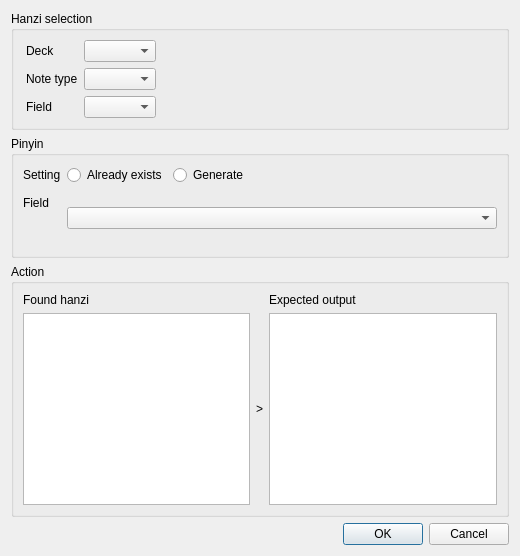
First picture: the form in Ruby.ui, repository ericahn/anki-chinese, before the edit.
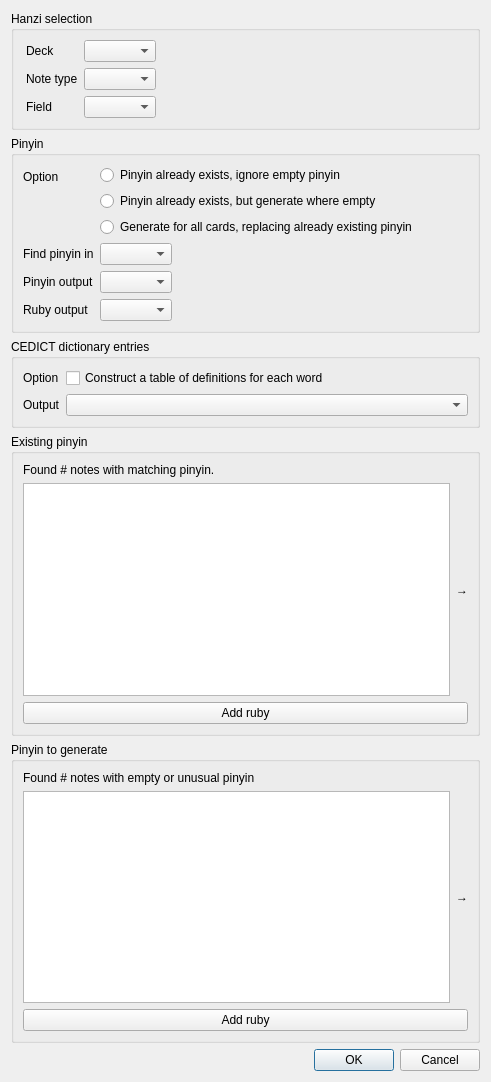
Second picture: the form after the edit.

Commit message: First full-featured Qt dialog

Diff of the .ui file:
```diff
--- a/Ruby.ui
+++ b/Ruby.ui
@@ -6,8 +6,8 @@
    <rect>
     <x>0</x>
     <y>0</y>
-    <width>520</width>
-    <height>556</height>
+    <width>491</width>
+    <height>1082</height>
    </rect>
   </property>
   <property name="windowTitle">
@@ -70,133 +70,188 @@
      <property name="title">
       <string>Pinyin</string>
      </property>
+     <property name="flat">
+      <bool>false</bool>
+     </property>
      <layout class="QFormLayout" name="formLayout">
       <property name="fieldGrowthPolicy">
        <enum>QFormLayout::ExpandingFieldsGrow</enum>
       </property>
-      <item row="1" column="0">
-       <widget class="QLabel" name="label_7">
-        <property name="text">
-         <string>Setting</string>
-        </property>
-       </widget>
-      </item>
-      <item row="1" column="1">
-       <layout class="QHBoxLayout" name="horizontalLayout_2">
-        <item>
-         <widget class="QRadioButton" name="radioButton_2">
-          <property name="text">
-           <string>Already exists</string>
-          </property>
-          <attribute name="buttonGroup">
-           <string notr="true">pinyin_option</string>
-          </attribute>
-         </widget>
-        </item>
-        <item>
-         <widget class="QRadioButton" name="radioButton">
-          <property name="text">
-           <string>Generate</string>
-          </property>
-          <attribute name="buttonGroup">
-           <string notr="true">pinyin_option</string>
-          </attribute>
-         </widget>
-        </item>
-       </layout>
-      </item>
-      <item row="2" column="1">
-       <widget class="QStackedWidget" name="pinyin_stacked">
-        <property name="enabled">
-         <bool>true</bool>
-        </property>
-        <property name="currentIndex">
-         <number>0</number>
-        </property>
-        <widget class="QWidget" name="page">
-         <layout class="QHBoxLayout" name="horizontalLayout_3">
-          <property name="leftMargin">
-           <number>0</number>
-          </property>
-          <property name="topMargin">
-           <number>0</number>
-          </property>
-          <property name="rightMargin">
-           <number>0</number>
-          </property>
-          <property name="bottomMargin">
-           <number>0</number>
-          </property>
-          <item>
-           <widget class="QComboBox" name="pinyin_combobox">
-            <property name="sizeAdjustPolicy">
-             <enum>QComboBox::AdjustToContents</enum>
-            </property>
-           </widget>
-          </item>
-         </layout>
-        </widget>
-        <widget class="QWidget" name="page_2">
-         <layout class="QHBoxLayout" name="horizontalLayout_4">
-          <property name="leftMargin">
-           <number>0</number>
-          </property>
-          <property name="topMargin">
-           <number>0</number>
-          </property>
-          <property name="rightMargin">
-           <number>0</number>
-          </property>
-          <property name="bottomMargin">
-           <number>0</number>
-          </property>
-          <item>
-           <widget class="QLineEdit" name="pinyin_lineedit"/>
-          </item>
-         </layout>
-        </widget>
-       </widget>
-      </item>
-      <item row="2" column="0">
-       <widget class="QLabel" name="label_8">
-        <property name="text">
-         <string>Field</string>
-        </property>
-       </widget>
-      </item>
-     </layout>
-    </widget>
-   </item>
-   <item>
-    <widget class="QGroupBox" name="groupBox_2">
-     <property name="title">
-      <string>Action</string>
-     </property>
-     <layout class="QGridLayout" name="gridLayout">
-      <item row="1" column="2">
-       <widget class="QLabel" name="label_6">
-        <property name="text">
-         <string>&gt;</string>
-        </property>
-       </widget>
-      </item>
-      <item row="1" column="0">
-       <widget class="QListWidget" name="hanzi_list"/>
-      </item>
       <item row="0" column="0">
+       <widget class="QLabel" name="label_pinyin_setting">
+        <property name="text">
+         <string>Option</string>
+        </property>
+       </widget>
+      </item>
+      <item row="0" column="1">
+       <layout class="QVBoxLayout" name="verticalLayout">
+        <item>
+         <widget class="QRadioButton" name="radio_match_strict">
+          <property name="text">
+           <string>Pinyin already exists, ignore empty pinyin</string>
+          </property>
+          <attribute name="buttonGroup">
+           <string notr="true">pinyin_option</string>
+          </attribute>
+         </widget>
+        </item>
+        <item>
+         <widget class="QRadioButton" name="radio_match_fallback">
+          <property name="text">
+           <string>Pinyin already exists, but generate where empty</string>
+          </property>
+          <attribute name="buttonGroup">
+           <string notr="true">pinyin_option</string>
+          </attribute>
+         </widget>
+        </item>
+        <item>
+         <widget class="QRadioButton" name="radio_generate">
+          <property name="text">
+           <string>Generate for all cards, replacing already existing pinyin</string>
+          </property>
+          <attribute name="buttonGroup">
+           <string notr="true">pinyin_option</string>
+          </attribute>
+         </widget>
+        </item>
+       </layout>
+      </item>
+      <item row="1" column="0">
+       <widget class="QLabel" name="pinyin_match_label">
+        <property name="text">
+         <string>Find pinyin in</string>
+        </property>
+       </widget>
+      </item>
+      <item row="1" column="1">
+       <widget class="QComboBox" name="pinyin_match_combobox"/>
+      </item>
+      <item row="3" column="1">
+       <widget class="QComboBox" name="pinyin_generate_combobox"/>
+      </item>
+      <item row="3" column="0">
+       <widget class="QLabel" name="pinyin_generate_label">
+        <property name="text">
+         <string>Pinyin output</string>
+        </property>
+       </widget>
+      </item>
+      <item row="4" column="0">
        <widget class="QLabel" name="label_4">
         <property name="text">
-         <string>Found hanzi</string>
+         <string>Ruby output</string>
         </property>
        </widget>
       </item>
-      <item row="1" column="3">
-       <widget class="QListWidget" name="expected_list"/>
+      <item row="4" column="1">
+       <widget class="QComboBox" name="ruby_combobox"/>
       </item>
-      <item row="0" column="3">
-       <widget class="QLabel" name="label_5">
+     </layout>
+    </widget>
+   </item>
+   <item>
+    <widget class="QGroupBox" name="cedict_groupbox">
+     <property name="title">
+      <string>CEDICT dictionary entries</string>
+     </property>
+     <layout class="QFormLayout" name="formLayout_3">
+      <item row="1" column="0">
+       <widget class="QLabel" name="label_9">
         <property name="text">
-         <string>Expected output</string>
+         <string>Option</string>
+        </property>
+       </widget>
+      </item>
+      <item row="1" column="1">
+       <widget class="QCheckBox" name="cedict_checkbox">
+        <property name="text">
+         <string>Construct a table of definitions for each word</string>
+        </property>
+       </widget>
+      </item>
+      <item row="2" column="0">
+       <widget class="QLabel" name="cedict_label">
+        <property name="text">
+         <string>Output</string>
+        </property>
+       </widget>
+      </item>
+      <item row="2" column="1">
+       <widget class="QComboBox" name="cedict_combobox"/>
+      </item>
+     </layout>
+    </widget>
+   </item>
+   <item>
+    <widget class="QGroupBox" name="widget_match">
+     <property name="title">
+      <string>Existing pinyin</string>
+     </property>
+     <layout class="QVBoxLayout" name="verticalLayout_4">
+      <item>
+       <widget class="QLabel" name="count_label_match">
+        <property name="text">
+         <string>Found # notes with matching pinyin.</string>
+        </property>
+       </widget>
+      </item>
+      <item>
+       <layout class="QHBoxLayout" name="preview_match_layout">
+        <item>
+         <widget class="QListWidget" name="list_match"/>
+        </item>
+        <item>
+         <widget class="QLabel" name="label_6">
+          <property name="text">
+           <string>→</string>
+          </property>
+         </widget>
+        </item>
+       </layout>
+      </item>
+      <item>
+       <widget class="QPushButton" name="button_match">
+        <property name="text">
+         <string>Add ruby</string>
+        </property>
+       </widget>
+      </item>
+     </layout>
+    </widget>
+   </item>
+   <item>
+    <widget class="QGroupBox" name="widget_generate">
+     <property name="title">
+      <string>Pinyin to generate</string>
+     </property>
+     <layout class="QVBoxLayout" name="verticalLayout_3">
+      <item>
+       <widget class="QLabel" name="count_label_generate">
+        <property name="text">
+         <string>Found # notes with empty or unusual pinyin</string>
+        </property>
+       </widget>
+      </item>
+      <item>
+       <layout class="QHBoxLayout" name="preview_generate_layout">
+        <item>
+         <widget class="QListWidget" name="list_generate"/>
+        </item>
+        <item>
+         <widget class="QLabel" name="label_7">
+          <property name="text">
+           <string>→</string>
+          </property>
+         </widget>
+        </item>
+       </layout>
+      </item>
+      <item>
+       <widget class="QPushButton" name="button_generate">
+        <property name="text">
+         <string>Add ruby</string>
         </property>
        </widget>
       </item>
```
Left out of the diff: 34 changed lines with no effect on the pictures.
